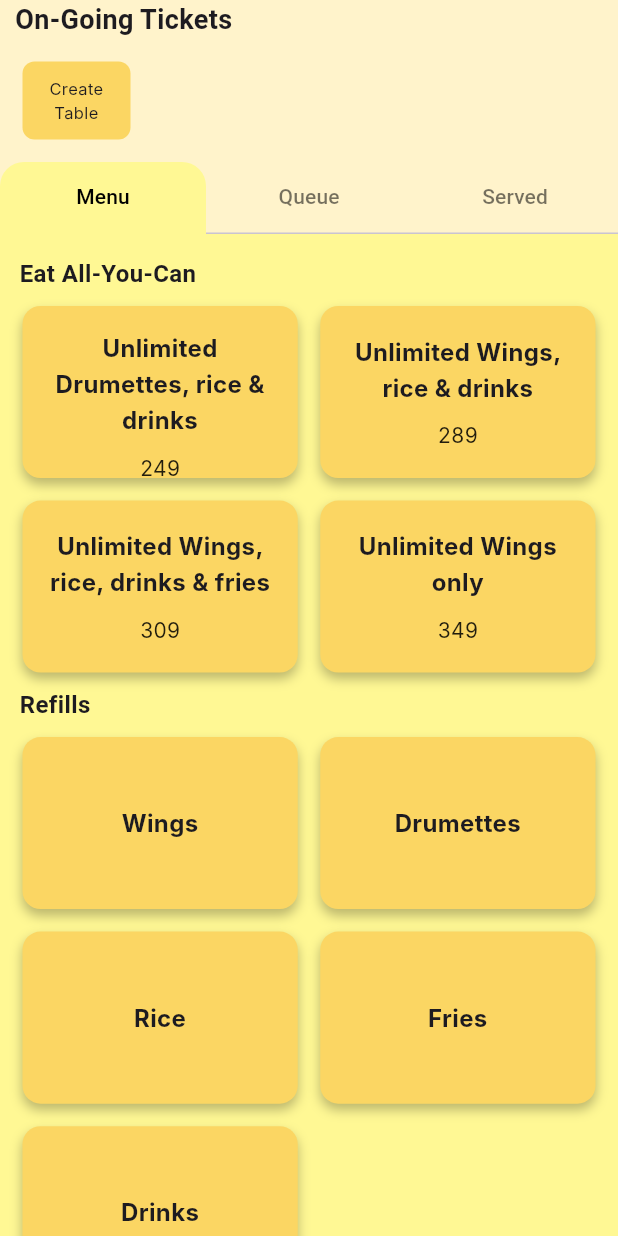
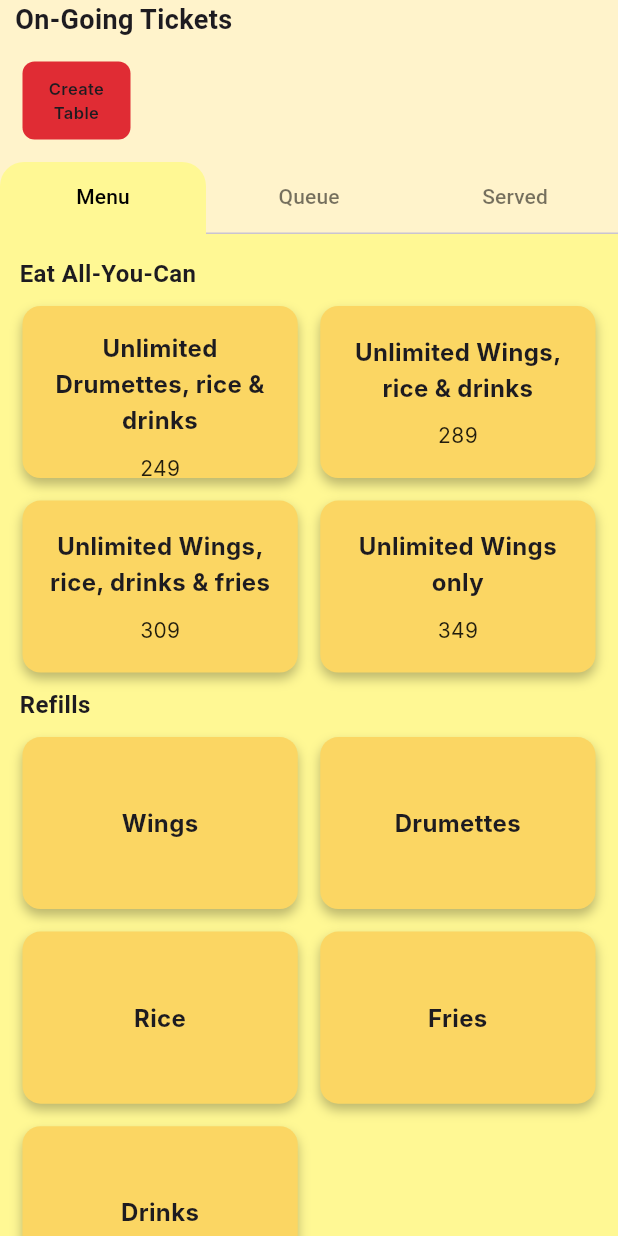
Before and after one commit to JeoSeutin07/chicks_mo_unli, a Flutter app: the MenuTabsWidget screen opened directly, on a phone screen of 412 x 824 dp. Run offline on Flutter 3.47's test engine with Material 3 defaults, Android fonts, the phone set to English and light mode, and no system bars; our stand-ins replace cloud_firestore, firebase_core; accounts and stored records are empty; Roboto replaces fonts that are missing (Inter).

Commit message:
correction of color in create table

```diff
--- a/lib/order_kitchen/widgets/tickets_widget.dart
+++ b/lib/order_kitchen/widgets/tickets_widget.dart
@@ -63,7 +63,7 @@ class _TicketsWidgetState extends State<TicketsWidget> {
                       vertical: 5, horizontal: 5), // Add horizontal margin
                   child: Material(
                     color: const Color(
-                        0xFFFBD663), // Updated color to match branding
+                        0xFFE02C34), // Updated color to match branding
                     borderRadius: BorderRadius.circular(8),
                     child: InkWell(
                       onTap: () => showOrderTypeDialog(context),
@@ -76,6 +76,8 @@ class _TicketsWidgetState extends State<TicketsWidget> {
                           style: TextStyle(
                             fontSize: 11,
                             fontFamily: 'Inter',
+                            fontWeight:
+                                FontWeight.w600, // Slightly bolder font weight
                           ),
                         ),
                       ),
@@ -218,7 +220,7 @@ class OrderTicket extends StatelessWidget {
       width: 72,
       margin: const EdgeInsets.symmetric(vertical: 5),
       child: Material(
-        color: const Color(0xFFFFEF00), // Updated color to match branding
+        color: const Color(0xFFFF5E5E), // Updated color to match branding
         borderRadius: BorderRadius.circular(8),
         child: Padding(
           padding: const EdgeInsets.all(10),
```
